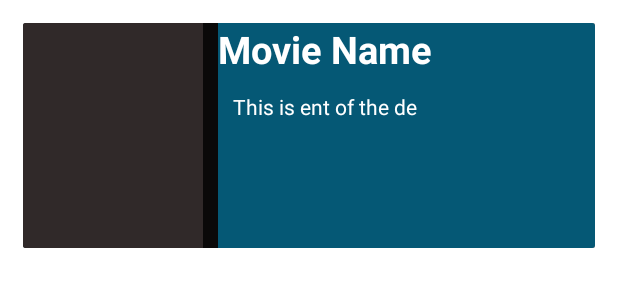
After one commit to antoineTsinga/streamavailability, an Android app: the layout card_movie_watchlist.xml on its own in the app's theme, with its tools: preview values and no code run, on a phone screen of 412 x 824 dp. The commit adds this screen. Shown: the top 300 px of the screen. Run offline under Robolectric (Android 15) with nearby library versions, the phone set to English and light mode, and no system bars.

Commit message:
work in progress

```diff
--- a/app/build.gradle
+++ b/app/build.gradle
@@ -36,13 +36,18 @@ dependencies {
     implementation 'androidx.appcompat:appcompat:1.5.1'
     implementation 'com.google.android.material:material:1.7.0'
     implementation 'androidx.constraintlayout:constraintlayout:2.1.4'
+    implementation 'com.google.firebase:firebase-core:16.0.9'
     implementation 'androidx.lifecycle:lifecycle-livedata-ktx:2.5.1'
     implementation 'androidx.lifecycle:lifecycle-viewmodel-ktx:2.5.1'
     implementation 'androidx.navigation:navigation-fragment:2.5.3'
+    implementation 'com.firebaseui:firebase-ui-firestore:8.0.2'
     implementation 'androidx.navigation:navigation-ui:2.5.3'
     implementation 'com.github.bumptech.glide:glide:4.11.0'
+    implementation 'com.google.firebase:firebase-firestore:24.4.1'
     testImplementation 'junit:junit:4.13.2'
     androidTestImplementation 'androidx.test.ext:junit:1.1.5'
     androidTestImplementation 'androidx.test.espresso:espresso-core:3.5.1'
 
 }
+
+apply plugin: 'com.google.gms.google-services'
--- /dev/null
+++ b/app/src/main/res/layout/card_movie_watchlist.xml
@@ -0,0 +1,103 @@
+<?xml version="1.0" encoding="utf-8"?>
+<androidx.constraintlayout.widget.ConstraintLayout xmlns:android="http://schemas.android.com/apk/res/android"
+    android:layout_width="match_parent"
+    android:layout_height="match_parent"
+    xmlns:app="http://schemas.android.com/apk/res-auto">
+
+    <LinearLayout
+        android:id="@+id/linearLayout"
+        android:layout_width="match_parent"
+        android:layout_height="wrap_content"
+        android:layout_margin="15dp"
+
+        android:orientation="vertical"
+        app:layout_constraintEnd_toEndOf="parent"
+        app:layout_constraintStart_toStartOf="parent"
+        app:layout_constraintTop_toTopOf="parent">
+
+        <androidx.cardview.widget.CardView
+            android:layout_width="match_parent"
+            android:layout_height="match_parent"
+            android:background="@color/black"
+            app:cardElevation="10dp">
+
+            <LinearLayout
+                android:layout_width="match_parent"
+                android:layout_height="wrap_content"
+                android:background="@color/black"
+                android:orientation="horizontal">
+
+                <ImageView
+                    android:id="@+id/imageview"
+                    android:layout_width="120dp"
+                    android:layout_height="150dp"
+                    android:layout_marginEnd="10dp"
+                    android:background="@color/black_500"
+                    android:contentDescription="@string/movie_poster" />
+
+                <LinearLayout
+                    android:layout_width="0dp"
+                    android:layout_height="150dp"
+                    android:layout_weight="1"
+                    android:background="@color/purple_300"
+
+
+                    android:orientation="vertical">
+
+
+                    <TextView
+                        android:id="@+id/textName"
+                        android:layout_width="match_parent"
+                        android:layout_height="wrap_content"
+                        android:layout_weight="1"
+
+                        android:gravity="start"
+                        android:text="@string/movie_name"
+                        android:textColor="@color/white"
+                        android:textSize="25sp"
+                        android:textStyle="bold" />
+
+                    <TextView
+                        android:id="@+id/textdate"
+                        android:layout_width="match_parent"
+                        android:layout_height="wrap_content"
+                        android:layout_margin="10dp"
+                        android:layout_weight="40"
+                        android:text="@string/movie_description"
+                        android:textColor="@color/white" />
+
+                    <LinearLayout
+                        android:layout_width="match_parent"
+                        android:layout_height="wrap_content"
+                        android:layout_weight="1"
+                        android:orientation="horizontal">
+
+                        <ImageView
+                            android:id="@+id/imageviewplatform3"
+                            android:layout_width="20dp"
+                            android:layout_height="10dp"
+                            android:contentDescription="@string/platform_logo" />
+
+                        <ImageView
+                            android:id="@+id/imageviewplatform2"
+                            android:layout_width="20dp"
+                            android:layout_height="10dp"
+                            android:contentDescription="@string/platform_logo" />
+
+                        <ImageView
+                            android:id="@+id/imageviewplatform1"
+                            android:layout_width="20dp"
+                            android:layout_height="10dp"
+                            android:contentDescription="@string/platform_logo" />
+                    </LinearLayout>
+
+
+                </LinearLayout>
+
+            </LinearLayout>
+
+        </androidx.cardview.widget.CardView>
+
+
+    </LinearLayout>
+</androidx.constraintlayout.widget.ConstraintLayout>
```
Also changed, not shown: app/src/main/java/com/streamavailability/Adapter/MovieViewHolder.java (added, +25 -0 lines), app/src/main/java/com/streamavailability/Model/MovieWatchlist.java (added, +52 -0 lines), app/src/main/java/com/streamavailability/ui/watchlist/WatchlistFragment.java (+51 -4 lines), app/src/main/res/layout/fragment_watchlist.xml (+6 -94 lines), build.gradle (+9 -0 lines), 1 other file.
